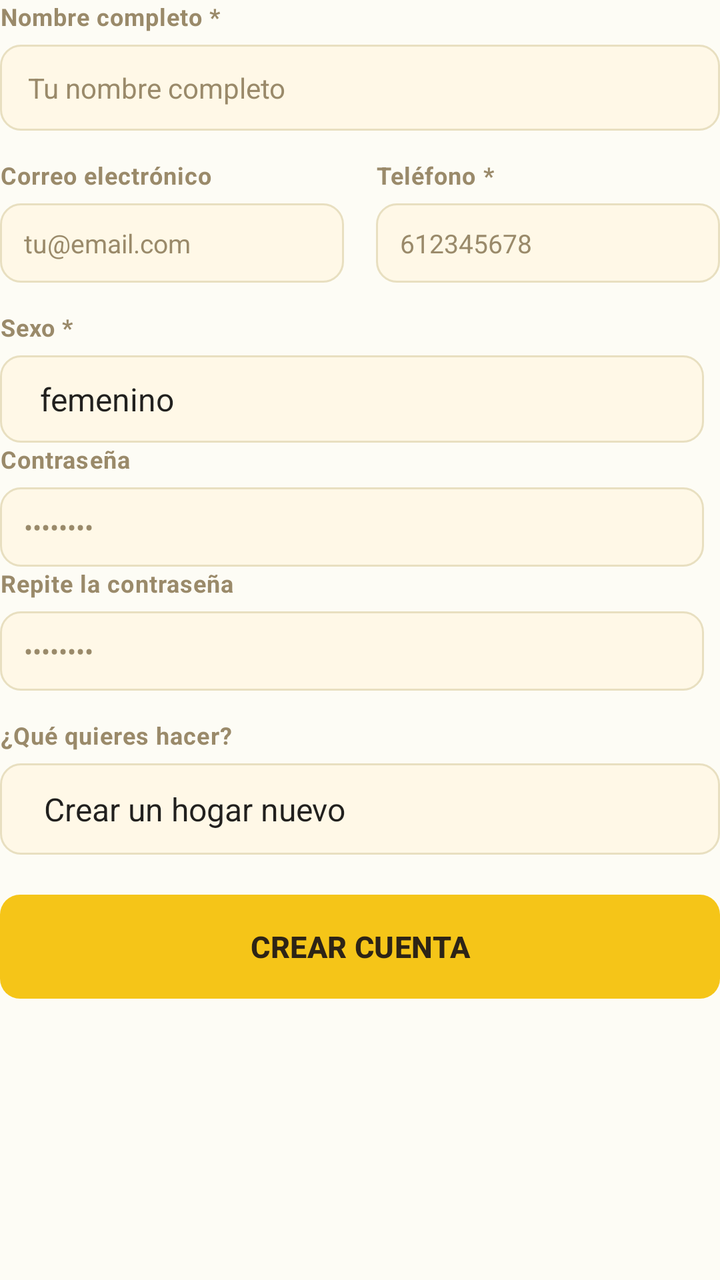
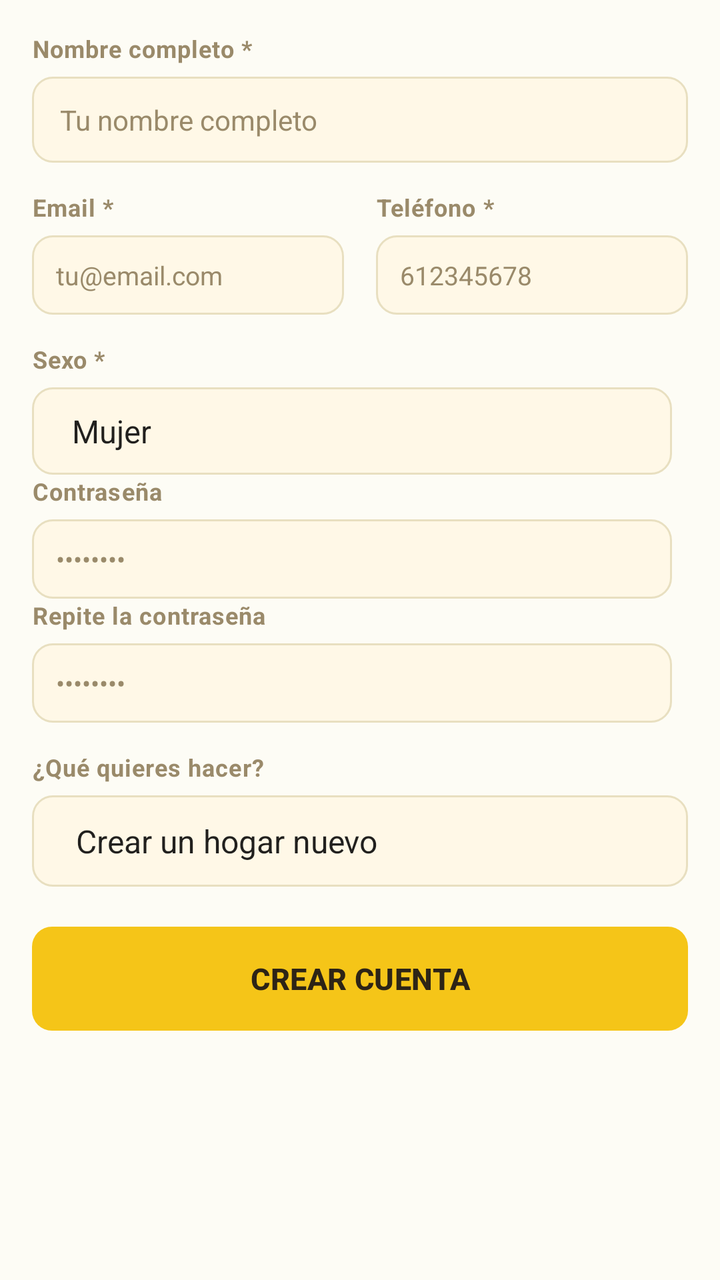

Before-and-after screenshots of an Android layout around one commit, followed by the original layout XML and the change that was made.
<!-- AndroidManifest.xml: application theme Theme.HomneyApp -->
<!-- res/layout/fragment_login_nueva_cuenta.xml -->
<?xml version="1.0" encoding="utf-8"?>
<LinearLayout android:id="@+id/panel_registro"
    android:layout_width="match_parent"
    android:layout_height="wrap_content"
    android:orientation="vertical"
    xmlns:android="http://schemas.android.com/apk/res/android">

    
    <TextView
        android:layout_width="wrap_content"
        android:layout_height="wrap_content"
        android:text="@string/field_nombre"
        style="@style/Homney.Text.Label"
        android:layout_marginBottom="6dp" />

    <EditText
        android:id="@+id/reg_nombre"
        android:layout_width="match_parent"
        android:layout_height="wrap_content"
        android:background="@drawable/bg_input"
        android:inputType="textPersonName|textCapWords"
        android:hint="@string/hint_nombre"
        android:textColor="@color/text"
        android:textColorHint="@color/muted"
        android:textSize="14sp"
        android:paddingLeft="14dp"
        android:paddingRight="14dp"
        android:paddingTop="12dp"
        android:paddingBottom="12dp"
        android:layout_marginBottom="14dp"
        android:autofillHints="name" />

    
    <LinearLayout
        android:layout_width="match_parent"
        android:layout_height="wrap_content"
        android:orientation="horizontal"
        android:layout_marginBottom="14dp">

        <LinearLayout
            android:layout_width="0dp"
            android:layout_height="wrap_content"
            android:layout_weight="1"
            android:orientation="vertical"
            android:layout_marginEnd="8dp">

            <TextView
                android:layout_width="wrap_content"
                android:layout_height="wrap_content"
                android:text="@string/field_email"
                style="@style/Homney.Text.Label"
                android:layout_marginBottom="6dp" />

            <EditText
                android:id="@+id/reg_email"
                android:layout_width="match_parent"
                android:layout_height="wrap_content"
                android:background="@drawable/bg_input"
                android:inputType="textEmailAddress"
                android:hint="@string/hint_email"
                android:textColor="@color/text"
                android:textColorHint="@color/muted"
                android:textSize="13sp"
                android:paddingLeft="12dp"
                android:paddingRight="12dp"
                android:paddingTop="11dp"
                android:paddingBottom="11dp"
                android:singleLine="true"
                android:autofillHints="emailAddress" />
        </LinearLayout>

        <LinearLayout
            android:layout_width="0dp"
            android:layout_height="wrap_content"
            android:layout_weight="1"
            android:orientation="vertical"
            android:layout_marginStart="8dp">

            <TextView
                android:layout_width="wrap_content"
                android:layout_height="wrap_content"
                android:text="@string/field_telefono"
                style="@style/Homney.Text.Label"
                android:layout_marginBottom="6dp" />

            <EditText
                android:id="@+id/reg_telefono"
                android:layout_width="match_parent"
                android:layout_height="wrap_content"
                android:background="@drawable/bg_input"
                android:inputType="phone"
                android:hint="@string/hint_telefono"
                android:textColor="@color/text"
                android:textColorHint="@color/muted"
                android:textSize="13sp"
                android:paddingLeft="12dp"
                android:paddingRight="12dp"
                android:paddingTop="11dp"
                android:paddingBottom="11dp"
                android:singleLine="true"
                android:autofillHints="phoneNumber" />
        </LinearLayout>

    </LinearLayout>

    
    <LinearLayout
        android:layout_width="match_parent"
        android:layout_height="wrap_content"
        android:orientation="horizontal"
        android:layout_marginBottom="14dp">

        <LinearLayout
            android:layout_width="0dp"
            android:layout_height="wrap_content"
            android:layout_weight="1"
            android:orientation="vertical"
            android:layout_marginEnd="8dp">

            <TextView
                android:layout_width="wrap_content"
                android:layout_height="wrap_content"
                android:text="@string/field_sexo"
                style="@style/Homney.Text.Label"
                android:layout_marginBottom="6dp" />

            
            <Spinner
                android:id="@+id/reg_sexo"
                android:layout_width="match_parent"
                android:layout_height="wrap_content"
                android:background="@drawable/bg_input"
                android:paddingLeft="12dp"
                android:paddingRight="12dp"
                android:paddingTop="11dp"
                android:paddingBottom="11dp"
                android:entries="@array/sexo_options"
                android:spinnerMode="dropdown" />

            <TextView
                android:layout_width="wrap_content"
                android:layout_height="wrap_content"
                android:text="@string/field_password"
                style="@style/Homney.Text.Label"
                android:layout_marginBottom="6dp" />

            <EditText
                android:id="@+id/reg_password"
                android:layout_width="match_parent"
                android:layout_height="wrap_content"
                android:background="@drawable/bg_input"
                android:inputType="textPassword"
                android:hint="@string/hint_password"
                android:textColor="@color/text"
                android:textColorHint="@color/muted"
                android:textSize="13sp"
                android:paddingLeft="12dp"
                android:paddingRight="12dp"
                android:paddingTop="11dp"
                android:paddingBottom="11dp"
                android:singleLine="true"
                android:autofillHints="newPassword" />

            <TextView
                android:id="@+id/textView"
                style="@style/Homney.Text.Label"
                android:layout_width="match_parent"
                android:layout_height="wrap_content"
                android:layout_marginBottom="6dp"
                android:text="@string/repe_password" />

            <EditText
                android:id="@+id/reg_password2"
                android:layout_width="match_parent"
                android:layout_height="wrap_content"
                android:autofillHints="newPassword"
                android:background="@drawable/bg_input"
                android:hint="@string/hint_password"
                android:inputType="textPassword"
                android:paddingLeft="12dp"
                android:paddingTop="11dp"
                android:paddingRight="12dp"
                android:paddingBottom="11dp"
                android:singleLine="true"
                android:textColor="@color/text"
                android:textColorHint="@color/muted"
                android:textSize="13sp" />

        </LinearLayout>

    </LinearLayout>

    
    <TextView
        android:layout_width="wrap_content"
        android:layout_height="wrap_content"
        android:text="@string/field_modo"
        style="@style/Homney.Text.Label"
        android:layout_marginBottom="6dp" />

    <Spinner
        android:id="@+id/reg_modo"
        android:layout_width="match_parent"
        android:layout_height="wrap_content"
        android:background="@drawable/bg_input"
        android:paddingLeft="14dp"
        android:paddingRight="14dp"
        android:paddingTop="12dp"
        android:paddingBottom="12dp"
        android:layout_marginBottom="14dp"
        android:entries="@array/modo_options"
        android:spinnerMode="dropdown" />

    
    <LinearLayout
        android:id="@+id/reg_clave_wrap"
        android:layout_width="match_parent"
        android:layout_height="wrap_content"
        android:orientation="vertical"
        android:visibility="gone"
        android:layout_marginBottom="14dp">

        <TextView
            android:layout_width="wrap_content"
            android:layout_height="wrap_content"
            android:text="@string/field_clave_inv"
            style="@style/Homney.Text.Label"
            android:layout_marginBottom="6dp" />

        <EditText
            android:id="@+id/reg_clave"
            android:layout_width="match_parent"
            android:layout_height="wrap_content"
            android:background="@drawable/bg_input"
            android:inputType="textCapCharacters"
            android:hint="@string/hint_clave_inv"
            android:textColor="@color/text"
            android:textColorHint="@color/muted"
            android:textSize="16sp"
            android:textStyle="bold"
            android:letterSpacing="0.1"
            android:paddingLeft="14dp"
            android:paddingRight="14dp"
            android:paddingTop="12dp"
            android:paddingBottom="12dp"
            android:singleLine="true" />
    </LinearLayout>

    
    <Button
        android:id="@+id/btn_registro"
        android:layout_width="match_parent"
        android:layout_height="52dp"
        android:layout_marginTop="6dp"
        style="@style/Homney.Button.Primary"
        android:text="@string/btn_crear_cuenta"
        android:textSize="15sp" />

</LinearLayout>
<!-- resources referenced by this layout -->
<resources>
  <string-array name="modo_options">
          <item>Crear un hogar nuevo</item>
          <item>Unirme a un hogar existente</item>
      </string-array>
  <string-array name="sexo_options">
          <item>femenino</item>
          <item>masculino</item>
          <item>otro</item>
      </string-array>
  <color name="muted">#9A8A6A</color>
  <color name="text">#2D2416</color>
  <!-- drawable bg_input (drawable) -->
  <?xml version="1.0" encoding="utf-8"?>
  <selector xmlns:android="http://schemas.android.com/apk/res/android">
  
      
      <item android:state_focused="true">
          <shape android:shape="rectangle">
              <solid android:color="@color/surface_two" />
              <stroke android:width="2dp" android:color="@color/accent" />
              <corners android:radius="10dp" />
          </shape>
      </item>
  
      
      <item>
          <shape android:shape="rectangle">
              <solid android:color="@color/surface_two" />
              <stroke android:width="1dp" android:color="@color/border" />
              <corners android:radius="10dp" />
          </shape>
      </item>
  
  </selector>
  <string name="btn_crear_cuenta">Crear cuenta</string>
  <string name="field_clave_inv">Clave de invitación del hogar</string>
  <string name="field_email">Correo electrónico</string>
  <string name="field_modo">¿Qué quieres hacer?</string>
  <string name="field_nombre">Nombre completo *</string>
  <string name="field_password">Contraseña</string>
  <string name="field_sexo">Sexo *</string>
  <string name="field_telefono">Teléfono *</string>
  <string name="hint_clave_inv">Ej: HABC12</string>
  <string name="hint_email">tu@email.com</string>
  <string name="hint_nombre">Tu nombre completo</string>
  <string name="hint_password">••••••••</string>
  <string name="hint_telefono">612345678</string>
  <string name="repe_password">Repite la contraseña</string>
  <style name="Homney.Button.Primary" parent="Homney.Button.Base">
          <item name="android:background">@drawable/bg_button_primary</item>
          <item name="android:textColor">@color/text</item>
      </style>
  <style name="Homney.Text.Label" parent="Homney.Text">
          <item name="android:textColor">@color/muted</item>
          <item name="android:textSize">12sp</item>
          <item name="android:textStyle">bold</item>
          <item name="android:letterSpacing">0.03</item>
          <item name="android:textAllCaps">false</item>
      </style>
  <color name="surface_two">#FFF8E7</color>
  <color name="accent">#F5C518</color>
  <color name="border">#E8DFC0</color>
  <style name="Homney.Button.Base" parent="Widget.AppCompat.Button">
          <item name="android:minHeight">44dp</item>
          <item name="android:paddingLeft">20dp</item>
          <item name="android:paddingRight">20dp</item>
          <item name="android:paddingTop">10dp</item>
          <item name="android:paddingBottom">10dp</item>
          <item name="android:textSize">14sp</item>
          <item name="android:textStyle">bold</item>
          <item name="android:fontFamily">sans-serif-medium</item>
          <item name="android:letterSpacing">0.01</item>
          <item name="android:stateListAnimator">@null</item>
          <item name="android:insetTop">0dp</item>
          <item name="android:insetBottom">0dp</item>
      </style>
  <style name="Homney.Text" parent="" />
  <color name="accent_dark">#D4A80E</color>
  <color name="green">#7CC87A</color>
  <color name="green_dark">#58A856</color>
  <color name="background">#FDFCF5</color>
  <color name="surface">#FFFFFFFF</color>
  <color name="accent_disabled">#8CF5C518</color>
  <!-- unchanged entries left out for length: 2 -->
</resources>

<!-- the commit's change to res/layout/fragment_login_nueva_cuenta.xml (unified diff, before → after) -->
@@ -3,7 +3,8 @@
     android:layout_width="match_parent"
     android:layout_height="wrap_content"
     android:orientation="vertical"
-    xmlns:android="http://schemas.android.com/apk/res/android">
+    xmlns:android="http://schemas.android.com/apk/res/android"
+    android:padding="@dimen/activity_vertical_margin">
 
     
     <TextView
@@ -66,7 +67,8 @@
                 android:paddingTop="11dp"
                 android:paddingBottom="11dp"
                 android:singleLine="true"
-                android:autofillHints="emailAddress" />
+                android:autofillHints="emailAddress"
+                />
         </LinearLayout>
 
         <LinearLayout
@@ -98,7 +100,8 @@
                 android:paddingTop="11dp"
                 android:paddingBottom="11dp"
                 android:singleLine="true"
-                android:autofillHints="phoneNumber" />
+                android:autofillHints="phoneNumber"
+                />
         </LinearLayout>
 
     </LinearLayout>
<!-- resource entries referenced after the edit -->
@@ -5,12 +5,18 @@
           <item>Unirme a un hogar existente</item>
       </string-array>
   <string-array name="sexo_options">
-          <item>femenino</item>
-          <item>masculino</item>
-          <item>otro</item>
+          <item>Mujer</item>
+          <item>Hombre</item>
+          <item>No binario</item>
+          <item>Género fluido</item>
+          <item>Transgénero</item>
+          <item>Agénero</item>
+          <item>Prefiero no decirlo</item>
+          <item>Otro</item>
       </string-array>
   <color name="muted">#9A8A6A</color>
   <color name="text">#2D2416</color>
+  <dimen name="activity_vertical_margin">16dp</dimen>
   <!-- drawable bg_input (drawable) -->
   <?xml version="1.0" encoding="utf-8"?>
   <selector xmlns:android="http://schemas.android.com/apk/res/android">
@@ -36,7 +42,7 @@
   </selector>
   <string name="btn_crear_cuenta">Crear cuenta</string>
   <string name="field_clave_inv">Clave de invitación del hogar</string>
-  <string name="field_email">Correo electrónico</string>
+  <string name="field_email">Email *</string>
   <string name="field_modo">¿Qué quieres hacer?</string>
   <string name="field_nombre">Nombre completo *</string>
   <string name="field_password">Contraseña</string>
